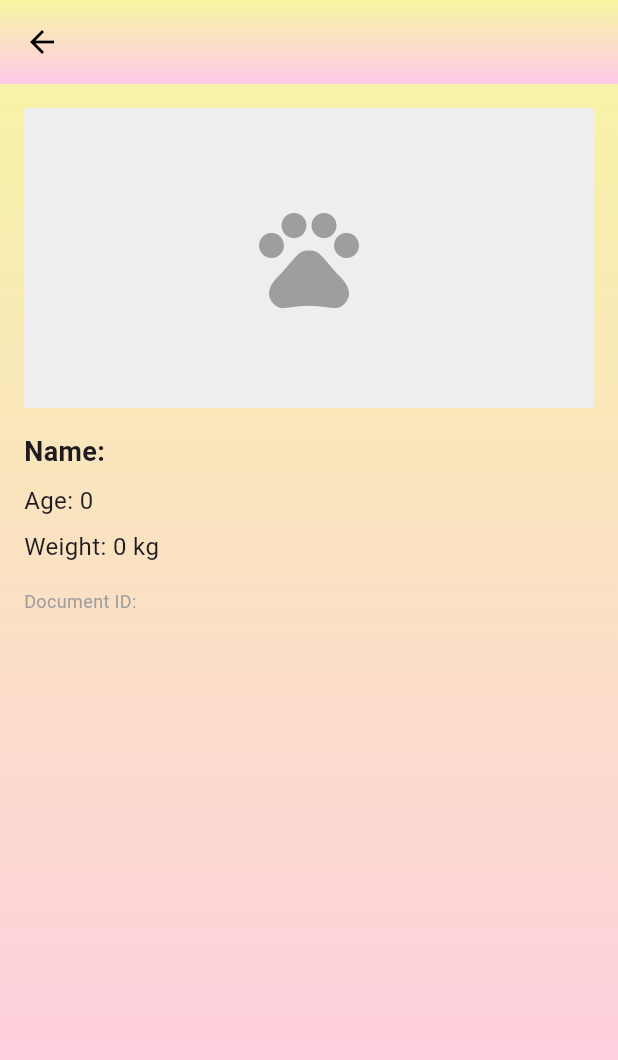
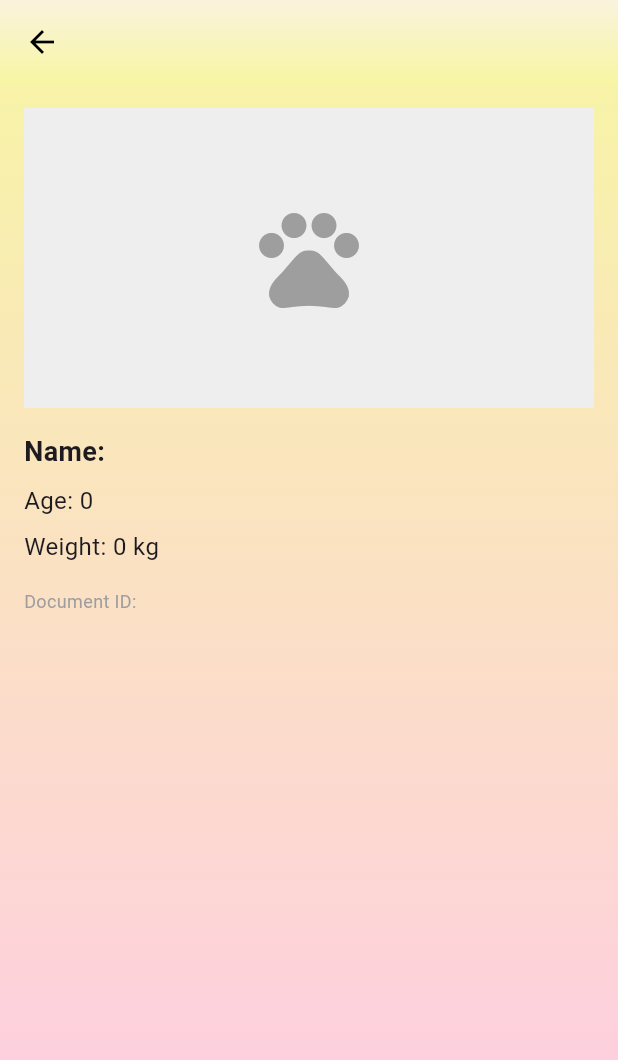
Before and after one commit to NIIIIIINO/Smart_Cat_Water_Bowl, a Flutter app: the CatDetailPage screen opened directly with empty values, on a phone screen of 412 x 824 dp. Shown: the top 1060 px of the screen. Run offline on Flutter 3.47's test engine with Material 3 defaults, Android fonts, the phone set to English and light mode, and no system bars; our stand-ins replace cloud_firestore, firebase_auth, firebase_core, firebase_storage, image_picker; accounts and stored records are empty; project files that could hold a hidden picture were left out.

Commit message:
Update cat_detail_page.dart

```diff
--- a/smart_cat_water_bowl/lib/pages/cat_detail_page.dart
+++ b/smart_cat_water_bowl/lib/pages/cat_detail_page.dart
@@ -21,7 +21,7 @@ class CatDetailPage extends StatelessWidget {
             gradient: LinearGradient(
               begin: Alignment.topCenter,
               end: Alignment.bottomCenter,
-              colors: [Color(0xFFF7F6A3), Color(0xFFFFC9E8)],
+              colors: [Color(0xFFFAF3DD), Color(0xFFF7F6A3)],
             ),
           ),
         ),
```
